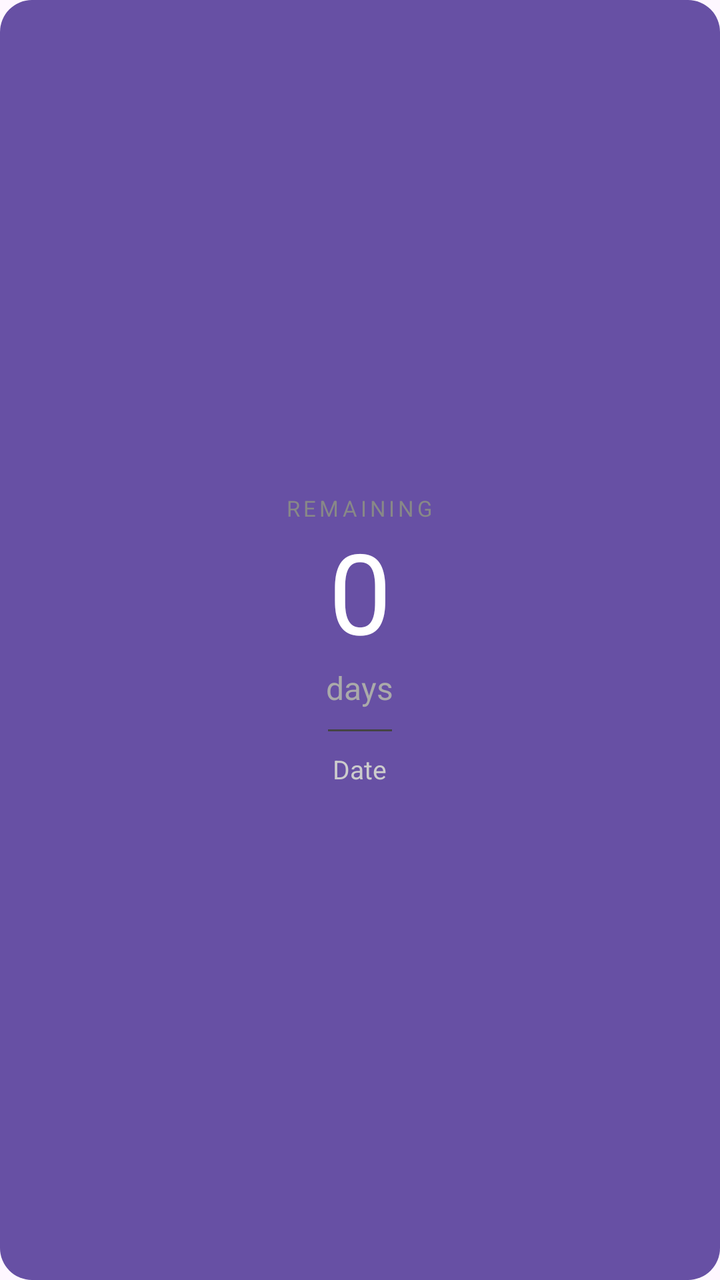
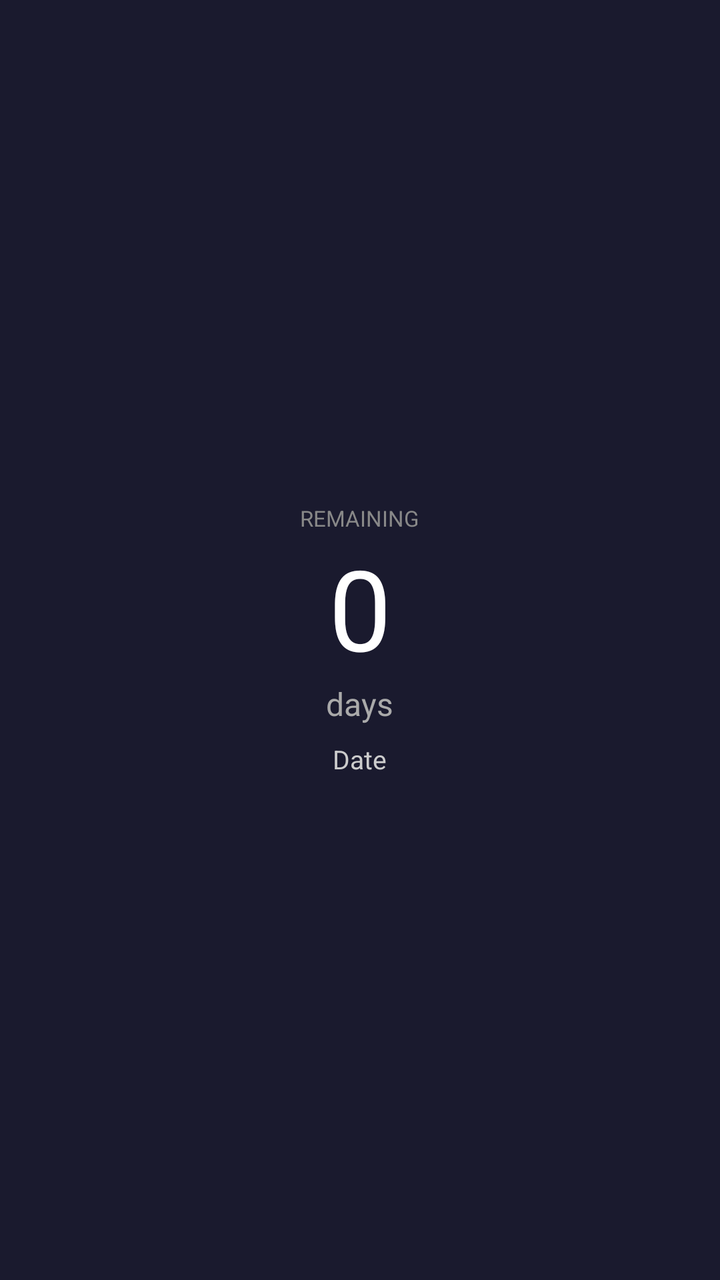

Compare the two renders of this Android layout. The source of the first and the diff that turns it into the second are given below.
<!-- AndroidManifest.xml: application theme Theme.DaysUntil -->
<!-- res/layout/widget_layout.xml -->
<?xml version="1.0" encoding="utf-8"?>
<LinearLayout xmlns:android="http://schemas.android.com/apk/res/android"
    android:id="@+id/widgetContainer"
    android:layout_width="match_parent"
    android:layout_height="match_parent"
    android:orientation="vertical"
    android:gravity="center"
    android:background="@drawable/widget_background"
    android:padding="16dp">

    <TextView
        android:id="@+id/widgetLabel"
        android:layout_width="wrap_content"
        android:layout_height="wrap_content"
        android:text="REMAINING"
        android:textSize="11sp"
        android:textColor="#888888"
        android:letterSpacing="0.15"
        android:layout_marginBottom="4dp" />

    <TextView
        android:id="@+id/widgetDays"
        android:layout_width="wrap_content"
        android:layout_height="wrap_content"
        android:text="0"
        android:textSize="56sp"
        android:textStyle="normal"
        android:textColor="#FFFFFF"
        android:includeFontPadding="false" />

    <TextView
        android:id="@+id/widgetDaysLabel"
        android:layout_width="wrap_content"
        android:layout_height="wrap_content"
        android:text="days"
        android:textSize="16sp"
        android:textColor="#AAAAAA"
        android:layout_marginTop="2dp" />

    <View
        android:layout_width="32dp"
        android:layout_height="1dp"
        android:background="#444444"
        android:layout_marginTop="10dp"
        android:layout_marginBottom="10dp" />

    <TextView
        android:id="@+id/widgetDate"
        android:layout_width="wrap_content"
        android:layout_height="wrap_content"
        android:text="Date"
        android:textSize="13sp"
        android:textColor="#CCCCCC" />

</LinearLayout>
<!-- resources referenced by this layout -->
<resources>
  <!-- drawable widget_background (drawable) -->
  <?xml version="1.0" encoding="utf-8"?>
  <shape xmlns:android="http://schemas.android.com/apk/res/android"
      android:shape="rectangle">
      <solid android:color="#6750A4" />
      <corners android:radius="16dp" />
      <padding android:left="8dp" android:top="8dp" android:right="8dp" android:bottom="8dp" />
  </shape>
  <style name="Theme.DaysUntil" parent="Theme.Material3.DayNight.NoActionBar">
          <item name="colorPrimary">@color/purple_500</item>
          <item name="colorPrimaryVariant">@color/purple_700</item>
          <item name="colorOnPrimary">@color/white</item>
          <item name="android:statusBarColor">@color/purple_700</item>
      </style>
  <color name="purple_500">#FF6750A4</color>
  <color name="purple_700">#FF6750A4</color>
  <color name="white">#FFFFFFFF</color>
</resources>

<!-- the commit's change to res/layout/widget_layout.xml (unified diff, before → after) -->
@@ -5,7 +5,7 @@
     android:layout_height="match_parent"
     android:orientation="vertical"
     android:gravity="center"
-    android:background="@drawable/widget_background"
+    android:background="#FF1A1A2E"
     android:padding="16dp">
 
     <TextView
@@ -14,9 +14,7 @@
         android:layout_height="wrap_content"
         android:text="REMAINING"
         android:textSize="11sp"
-        android:textColor="#888888"
-        android:letterSpacing="0.15"
-        android:layout_marginBottom="4dp" />
+        android:textColor="#FF888888" />
 
     <TextView
         android:id="@+id/widgetDays"
@@ -24,9 +22,7 @@
         android:layout_height="wrap_content"
         android:text="0"
         android:textSize="56sp"
-        android:textStyle="normal"
-        android:textColor="#FFFFFF"
-        android:includeFontPadding="false" />
+        android:textColor="#FFFFFFFF" />
 
     <TextView
         android:id="@+id/widgetDaysLabel"
@@ -34,15 +30,7 @@
         android:layout_height="wrap_content"
         android:text="days"
         android:textSize="16sp"
-        android:textColor="#AAAAAA"
-        android:layout_marginTop="2dp" />
-
-    <View
-        android:layout_width="32dp"
-        android:layout_height="1dp"
-        android:background="#444444"
-        android:layout_marginTop="10dp"
-        android:layout_marginBottom="10dp" />
+        android:textColor="#FFAAAAAA" />
 
     <TextView
         android:id="@+id/widgetDate"
@@ -50,6 +38,7 @@
         android:layout_height="wrap_content"
         android:text="Date"
         android:textSize="13sp"
-        android:textColor="#CCCCCC" />
+        android:textColor="#FFCCCCCC"
+        android:layout_marginTop="8dp" />
 
 </LinearLayout>
<!-- resource entries referenced after the edit -->
@@ -1,13 +1,5 @@
 <!-- resources referenced by this layout -->
 <resources>
-  <!-- drawable widget_background (drawable) -->
-  <?xml version="1.0" encoding="utf-8"?>
-  <shape xmlns:android="http://schemas.android.com/apk/res/android"
-      android:shape="rectangle">
-      <solid android:color="#6750A4" />
-      <corners android:radius="16dp" />
-      <padding android:left="8dp" android:top="8dp" android:right="8dp" android:bottom="8dp" />
-  </shape>
   <style name="Theme.DaysUntil" parent="Theme.Material3.DayNight.NoActionBar">
           <item name="colorPrimary">@color/purple_500</item>
           <item name="colorPrimaryVariant">@color/purple_700</item>
